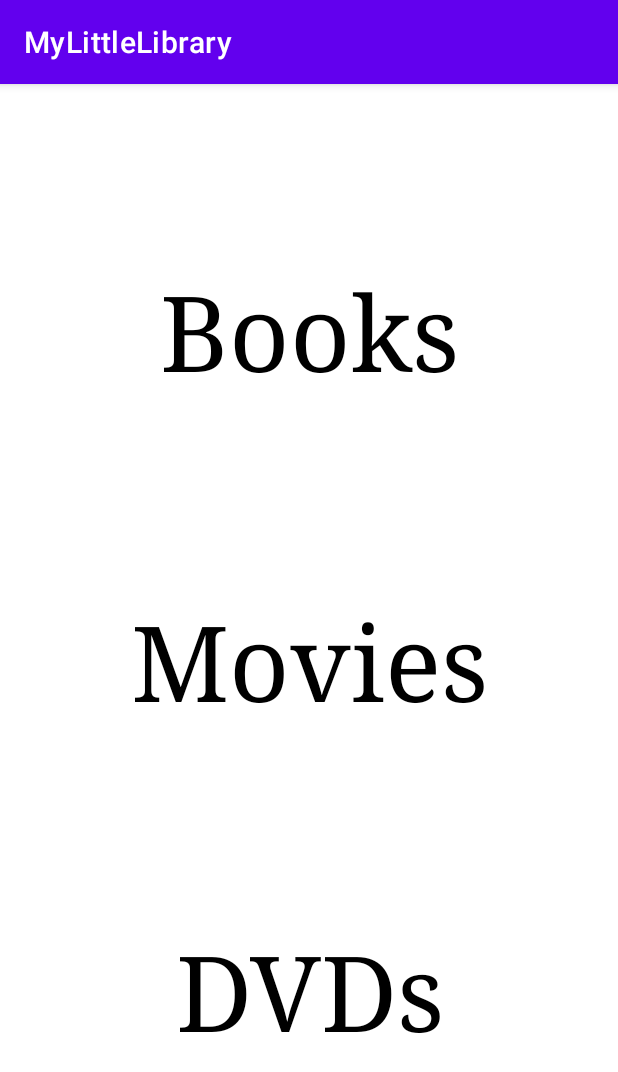
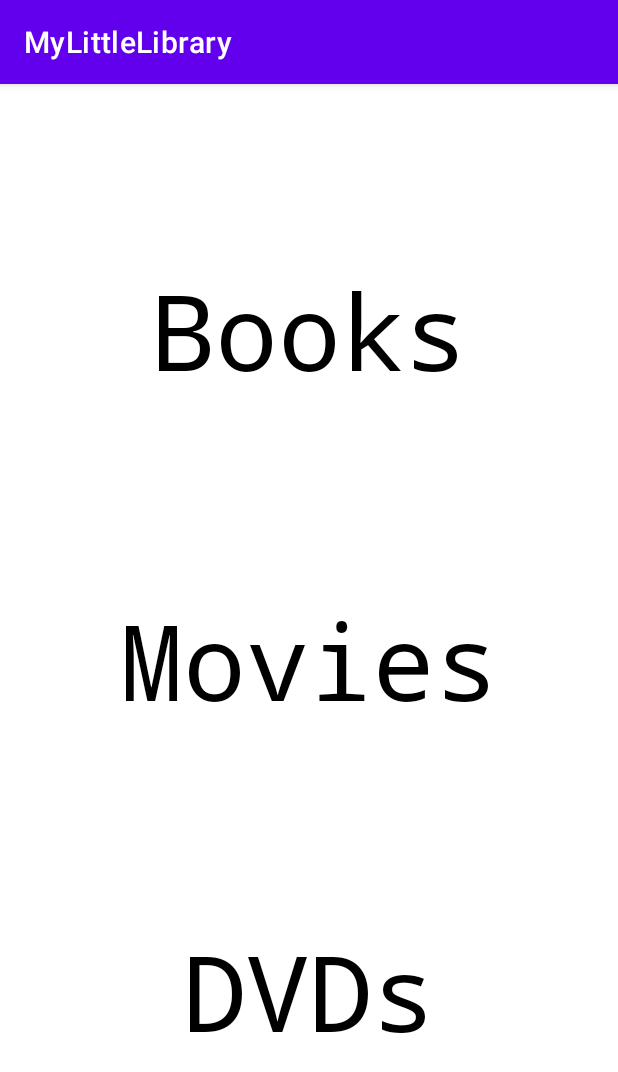
Before and after one commit to brennerdanae/MyLittleLibrary, an Android app: the screen it shows after launch (MainActivity), on a phone screen of 412 x 824 dp. Shown: the top 1072 px of the screen. Run offline under Robolectric (Android 15) with nearby library versions, the phone set to English and light mode, and no system bars.

Commit message:
Changed font type to match design language for the rest of the application.

```diff
--- a/app/src/main/res/layout/activity_main.xml
+++ b/app/src/main/res/layout/activity_main.xml
@@ -12,7 +12,7 @@
         android:layout_width="match_parent"
         android:layout_height="wrap_content"
         android:layout_margin="10dp"
-        android:fontFamily="serif"
+        android:fontFamily="monospace"
         android:gravity="center_horizontal"
         android:text="@string/books"
         android:textColor="@color/black"
@@ -28,7 +28,7 @@
         android:layout_width="match_parent"
         android:layout_height="wrap_content"
         android:layout_margin="10dp"
-        android:fontFamily="serif"
+        android:fontFamily="monospace"
         android:text="@string/movies"
         android:textAlignment="center"
         android:textColor="@color/black"
@@ -43,6 +43,7 @@
         android:layout_width="match_parent"
         android:layout_height="wrap_content"
         android:layout_margin="10dp"
+        android:fontFamily="monospace"
         android:text="@string/dvds"
         android:textAlignment="center"
         android:textColor="@color/black"
```
